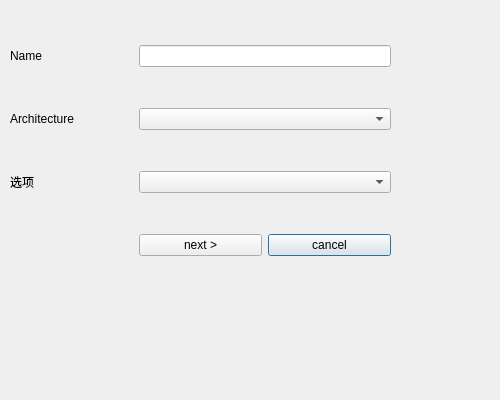
Qt form ui/NewVM2.ui (wjqsec/EmuGUI) before a commit.
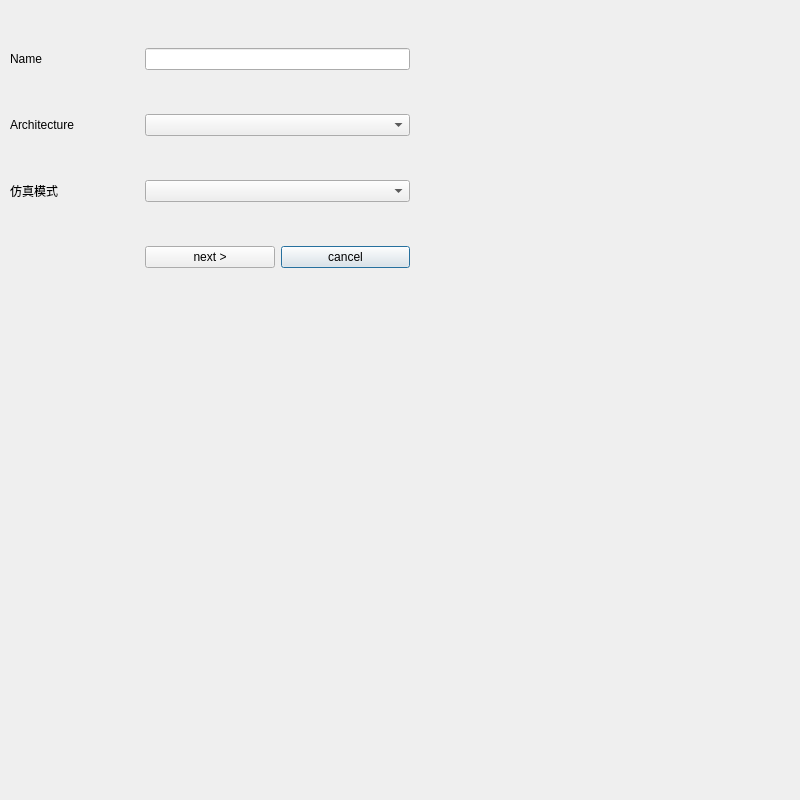
The same form after that commit.

Diff of the .ui file:
```diff
--- a/ui/NewVM2.ui
+++ b/ui/NewVM2.ui
@@ -6,8 +6,8 @@
    <rect>
     <x>0</x>
     <y>0</y>
-    <width>500</width>
-    <height>400</height>
+    <width>800</width>
+    <height>800</height>
    </rect>
   </property>
   <property name="sizePolicy">
@@ -18,14 +18,14 @@
   </property>
   <property name="minimumSize">
    <size>
-    <width>400</width>
+    <width>300</width>
     <height>300</height>
    </size>
   </property>
   <property name="maximumSize">
    <size>
-    <width>600</width>
-    <height>450</height>
+    <width>800</width>
+    <height>800</height>
    </size>
   </property>
   <property name="windowTitle">
@@ -39,8 +39,8 @@
     <rect>
      <x>10</x>
      <y>10</y>
-     <width>381</width>
-     <height>281</height>
+     <width>500</width>
+     <height>400</height>
     </rect>
    </property>
    <property name="currentIndex">
@@ -52,8 +52,8 @@
       <rect>
        <x>0</x>
        <y>0</y>
-       <width>381</width>
-       <height>281</height>
+       <width>400</width>
+       <height>300</height>
       </rect>
      </property>
      <layout class="QGridLayout" name="gridLayout">
@@ -67,7 +67,7 @@
       <item row="2" column="0">
        <widget class="QLabel" name="lbl_test_dropdown_box">
         <property name="text">
-         <string>选项</string>
+         <string>仿真模式</string>
         </property>
        </widget>
       </item>
@@ -99,7 +99,7 @@
         </property>
         <item>
          <property name="text">
-          <string>选项1</string>
+          <string>全系统仿真</string>
          </property>
         </item>
         <item>
```
Left out of the diff: 8 changed lines with no effect on the pictures.
